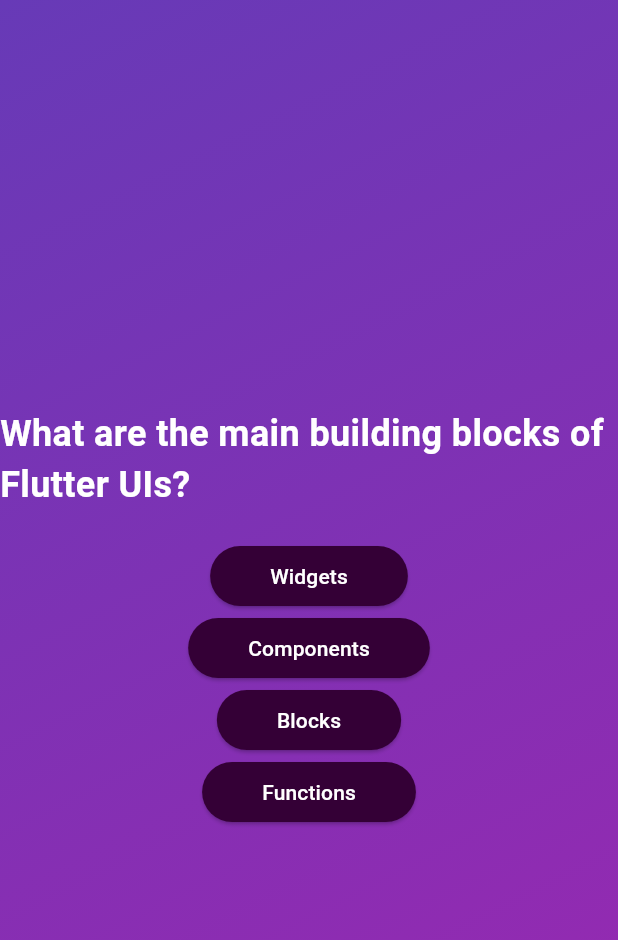
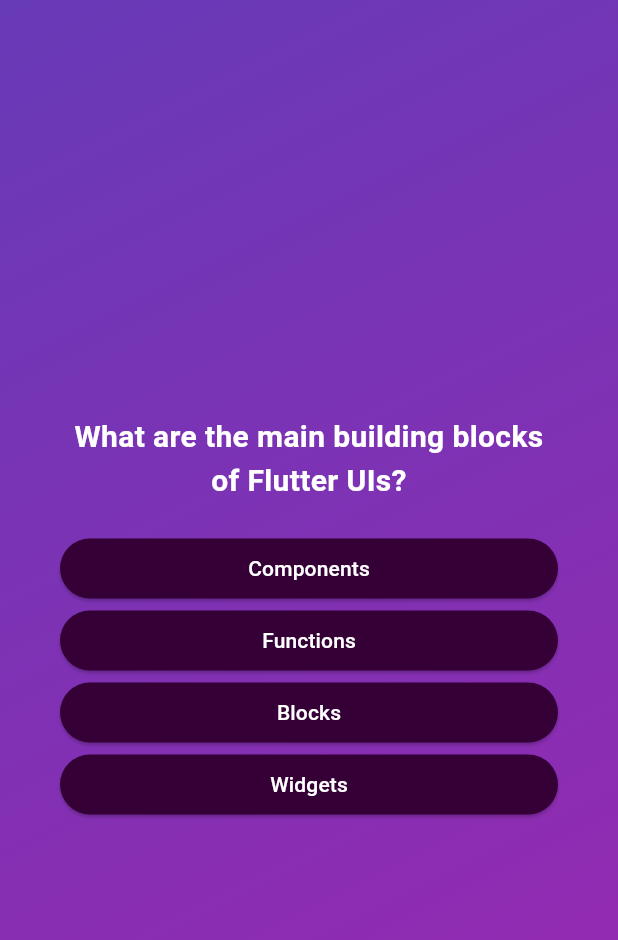
Before and after one commit to Juantrevi/quiz_app_flutter, a Flutter app: the screen it shows after launch, after a tap on "Start Quiz", on a phone screen of 412 x 824 dp. Shown: the top 940 px of the screen. Run offline on Flutter 3.47's test engine with Material 3 defaults, Android fonts, the phone set to English and light mode, and no system bars.

Commit message:
-- Adding questions and buttons styling --

```diff
--- a/lib/answer_button.dart
+++ b/lib/answer_button.dart
@@ -19,6 +19,7 @@ class AnswerButton extends StatelessWidget {
             borderRadius: BorderRadius.circular(40),
           ),
           padding: const EdgeInsets.symmetric(horizontal: 40, vertical: 10),
+
         ),
         child: Text(answerText));
   }
--- a/lib/models/quiz_question.dart
+++ b/lib/models/quiz_question.dart
@@ -6,5 +6,13 @@ class QuizQuestion {
 
   const QuizQuestion(this.text, this.answers);
 
+  List<String> getShuffledAnswers() {
+
+    final shuffledList = List.of(answers);
+    shuffledList.shuffle();
+
+    return shuffledList;
+  }
+
 
 }
--- a/lib/question_screen.dart
+++ b/lib/question_screen.dart
@@ -7,7 +7,6 @@ class QuestionsScreen extends StatefulWidget {
 
   @override
   _QuestionsScreenState createState() => _QuestionsScreenState();
-
 }
 
 class _QuestionsScreenState extends State<QuestionsScreen> {
@@ -17,23 +16,27 @@ class _QuestionsScreenState extends State<QuestionsScreen> {
 
     return SizedBox(
       width: double.infinity,
+      child: Container(
+        margin: const EdgeInsets.all(40),
         child: Column(
           mainAxisAlignment: MainAxisAlignment.center,
+          crossAxisAlignment: CrossAxisAlignment.stretch,
           children: [
             Text(
               currentQuestion.text,
               style: const TextStyle(
-              fontSize: 24,
+                fontSize: 20,
                 fontWeight: FontWeight.bold,
                 color: Colors.white,
               ),
+              textAlign: TextAlign.center,
             ),
             SizedBox(height: 20),
-          AnswerButton(answerText: currentQuestion.answers[0], onTap: () {}),
-          AnswerButton(answerText: currentQuestion.answers[1], onTap: () {}),
-          AnswerButton(answerText: currentQuestion.answers[2], onTap: () {}),
-          AnswerButton(answerText: currentQuestion.answers[3], onTap: () {}),
+            ...currentQuestion.getShuffledAnswers().map((item) {
+              return AnswerButton(answerText: item, onTap: () {});
+            }),
           ],
+        ),
       ),
     );
   }
```
Lines whose indentation alone changed are shown as unchanged.
